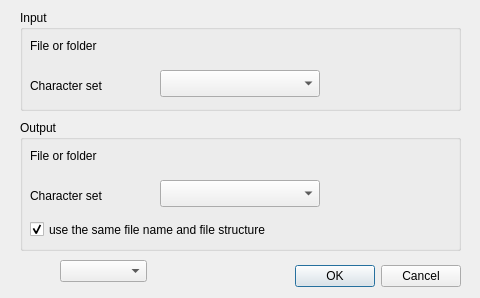
asdawn/QGIS-encoding, file encoding_converter/encoding_converter_dialog_base.ui: the form before one commit.
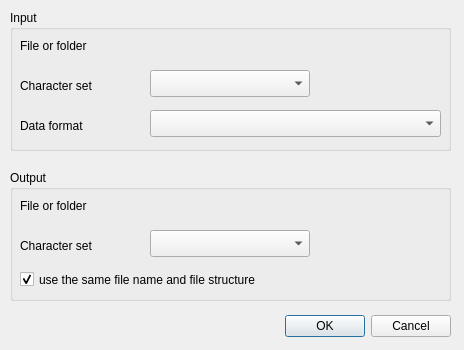
The form after the commit. Custom widgets are drawn as their Qt base class.

Diff of the .ui file:
```diff
--- a/encoding_converter/encoding_converter_dialog_base.ui
+++ b/encoding_converter/encoding_converter_dialog_base.ui
@@ -6,8 +6,8 @@
    <rect>
     <x>0</x>
     <y>0</y>
-    <width>480</width>
-    <height>298</height>
+    <width>464</width>
+    <height>350</height>
    </rect>
   </property>
   <property name="windowTitle">
@@ -16,8 +16,8 @@
   <widget class="QDialogButtonBox" name="button_box">
    <property name="geometry">
     <rect>
-     <x>120</x>
-     <y>260</y>
+     <x>110</x>
+     <y>310</y>
      <width>341</width>
      <height>32</height>
     </rect>
@@ -32,10 +32,10 @@
   <widget class="QGroupBox" name="groupBoxInput">
    <property name="geometry">
     <rect>
-     <x>20</x>
+     <x>10</x>
      <y>10</y>
      <width>441</width>
-     <height>101</height>
+     <height>141</height>
     </rect>
    </property>
    <property name="title">
@@ -87,12 +87,35 @@
      <string>Character set</string>
     </property>
    </widget>
+   <widget class="QgsFieldComboBox" name="formatIn">
+    <property name="geometry">
+     <rect>
+      <x>140</x>
+      <y>100</y>
+      <width>291</width>
+      <height>27</height>
+     </rect>
+    </property>
+   </widget>
+   <widget class="QLabel" name="label_input_file_or_path_4">
+    <property name="geometry">
+     <rect>
+      <x>10</x>
+      <y>100</y>
+      <width>111</width>
+      <height>31</height>
+     </rect>
+    </property>
+    <property name="text">
+     <string>Data format</string>
+    </property>
+   </widget>
   </widget>
   <widget class="QGroupBox" name="groupBoxOutput">
    <property name="geometry">
     <rect>
-     <x>20</x>
-     <y>120</y>
+     <x>10</x>
+     <y>170</y>
      <width>441</width>
      <height>131</height>
     </rect>
@@ -169,16 +192,6 @@
     </property>
    </widget>
   </widget>
-  <widget class="QComboBox" name="comboBox">
-   <property name="geometry">
-    <rect>
-     <x>60</x>
-     <y>260</y>
-     <width>87</width>
-     <height>22</height>
-    </rect>
-   </property>
-  </widget>
  </widget>
  <customwidgets>
   <customwidget>
```
